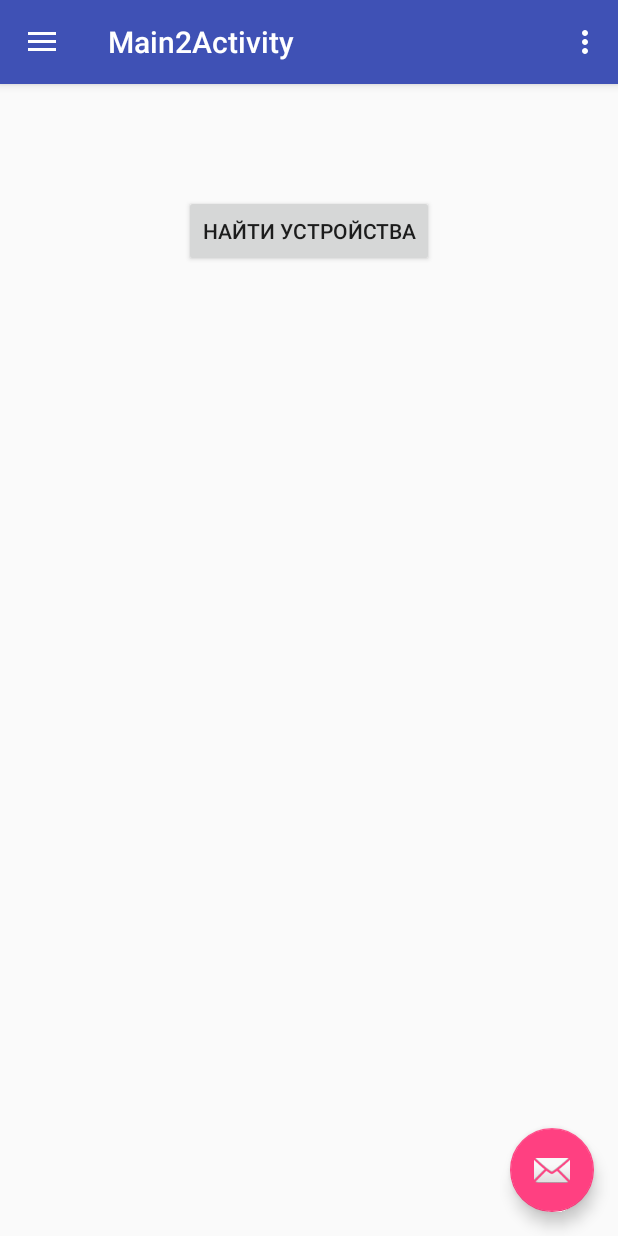
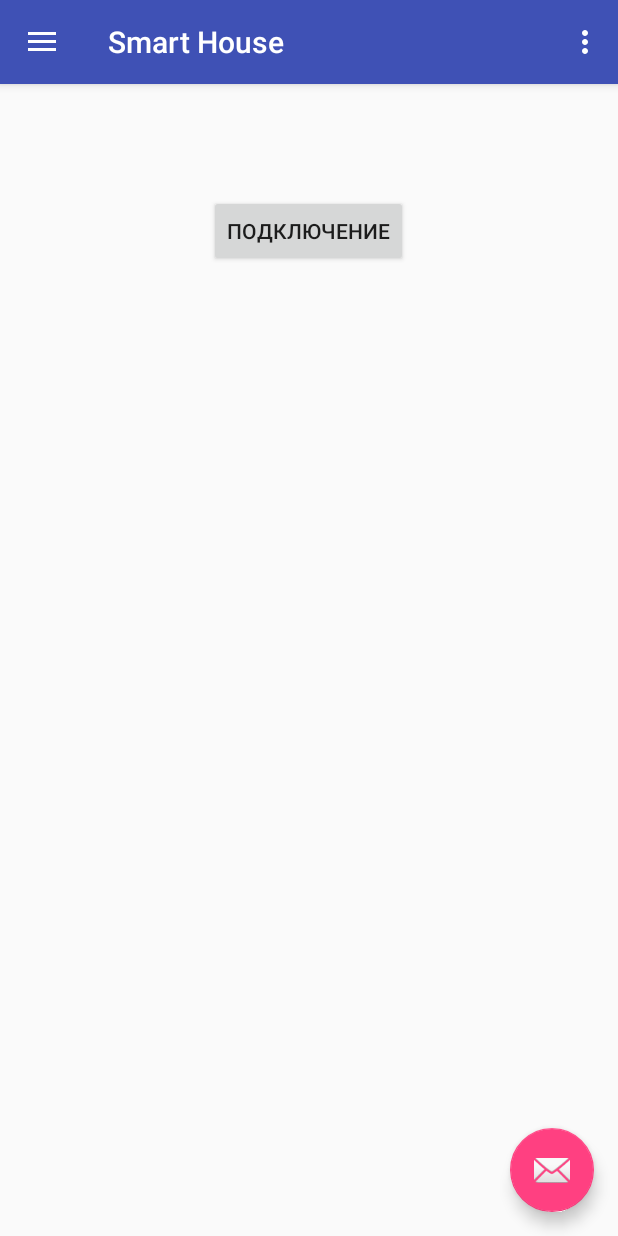
Before and after one commit to dmitr1y/android_iot, an Android app: the fragment fragmentConnection placed in its activity, on a phone screen of 412 x 824 dp. Run offline under Robolectric (Android 15) with nearby library versions, the phone set to English and light mode, and no system bars; 3 statements that could not run were skipped.

Commit message:
added some strings change launching activity

```diff
--- a/app/src/main/java/com/kd/dmitriy/arduinoiot/fragments/fragmentConnection.java
+++ b/app/src/main/java/com/kd/dmitriy/arduinoiot/fragments/fragmentConnection.java
@@ -1,8 +1,11 @@
 package com.kd.dmitriy.arduinoiot.fragments;
 
+import android.bluetooth.BluetoothAdapter;
+import android.content.DialogInterface;
 import android.net.Uri;
 import android.os.Bundle;
 import android.support.v4.app.Fragment;
+import android.support.v7.app.AlertDialog;
 import android.view.LayoutInflater;
 import android.view.View;
 import android.view.ViewGroup;
@@ -22,11 +25,11 @@ public class fragmentConnection extends Fragment {
     // the fragment initialization parameters, e.g. ARG_ITEM_NUMBER
     private static final String ARG_PARAM1 = "param1";
     private static final String ARG_PARAM2 = "param2";
-
+    BluetoothAdapter BTAdapter;
+    String status;
     // TODO: Rename and change types of parameters
     private String mParam1;
     private String mParam2;
-
     private OnFragmentInteractionListener mListener;
 
     public fragmentConnection() {
@@ -57,6 +60,20 @@ public class fragmentConnection extends Fragment {
         if (getArguments() != null) {
             mParam1 = getArguments().getString(ARG_PARAM1);
             mParam2 = getArguments().getString(ARG_PARAM2);
+        }
+        BTAdapter = BluetoothAdapter.getDefaultAdapter();
+        // Phone does not support Bluetooth so let the user know and exit.
+        if (BTAdapter == null) {
+            new AlertDialog.Builder(this.getActivity())
+                    .setTitle("Not compatible")
+                    .setMessage("Your phone does not support Bluetooth")
+                    .setPositiveButton("Exit", new DialogInterface.OnClickListener() {
+                        public void onClick(DialogInterface dialog, int which) {
+                            System.exit(0);
+                        }
+                    })
+                    .setIcon(android.R.drawable.ic_dialog_alert)
+                    .show();
         }
     }
 
--- a/app/src/main/res/layout/fragment_connection.xml
+++ b/app/src/main/res/layout/fragment_connection.xml
@@ -13,6 +13,6 @@
         android:layout_alignParentTop="true"
         android:layout_centerHorizontal="true"
         android:layout_marginTop="58dp"
-        android:text="Найти устройства" />
+        android:text="@string/btn_connect" />
 
 </RelativeLayout>
--- a/app/src/main/res/menu/activity_main2_drawer.xml
+++ b/app/src/main/res/menu/activity_main2_drawer.xml
@@ -5,19 +5,19 @@
         <item
             android:id="@+id/nav_monitoring"
             android:icon="?android:attr/actionModeWebSearchDrawable"
-            android:title="Monitoring" />
+            android:title="@string/navigation_monitoring" />
         <item
             android:id="@+id/nav_settings"
             android:icon="@drawable/ic_menu_manage"
-            android:title="Settings" />
+            android:title="@string/navigation_settings" />
         <item
             android:id="@+id/nav_statistics"
             android:icon="@android:drawable/stat_notify_sync"
-            android:title="Statistics" />
+            android:title="@string/navigation_statistics" />
         <item
             android:id="@+id/nav_connection"
             android:icon="@android:drawable/stat_sys_data_bluetooth"
-            android:title="Connection" />
+            android:title="@string/navigation_connection" />
     </group>
 
     <item android:title="Communicate">
--- a/app/src/main/res/values/strings.xml
+++ b/app/src/main/res/values/strings.xml
@@ -1,12 +1,16 @@
 <resources>
     <string name="app_name">arduino IOT</string>
-    <string name="title_activity_main2">Main2Activity</string>
+    <string name="title_activity_main2">Smart House</string>
 
     <string name="navigation_drawer_open">Open navigation drawer</string>
     <string name="navigation_drawer_close">Close navigation drawer</string>
 
     <string name="action_settings">Settings</string>
-
+    <string name="navigation_connection">Подключение</string>
+    <string name="navigation_monitoring">Мониторинг</string>
+    <string name="navigation_settings">Настройки</string>
+    <string name="navigation_statistics">Статистика</string>
+    <string name="btn_connect">Подключение</string>
     <!-- TODO: Remove or change this placeholder text -->
     <string name="hello_blank_fragment">Hello blank fragment</string>
 </resources>
```
Also changed, not shown: app/src/main/AndroidManifest.xml (+6 -4 lines).
